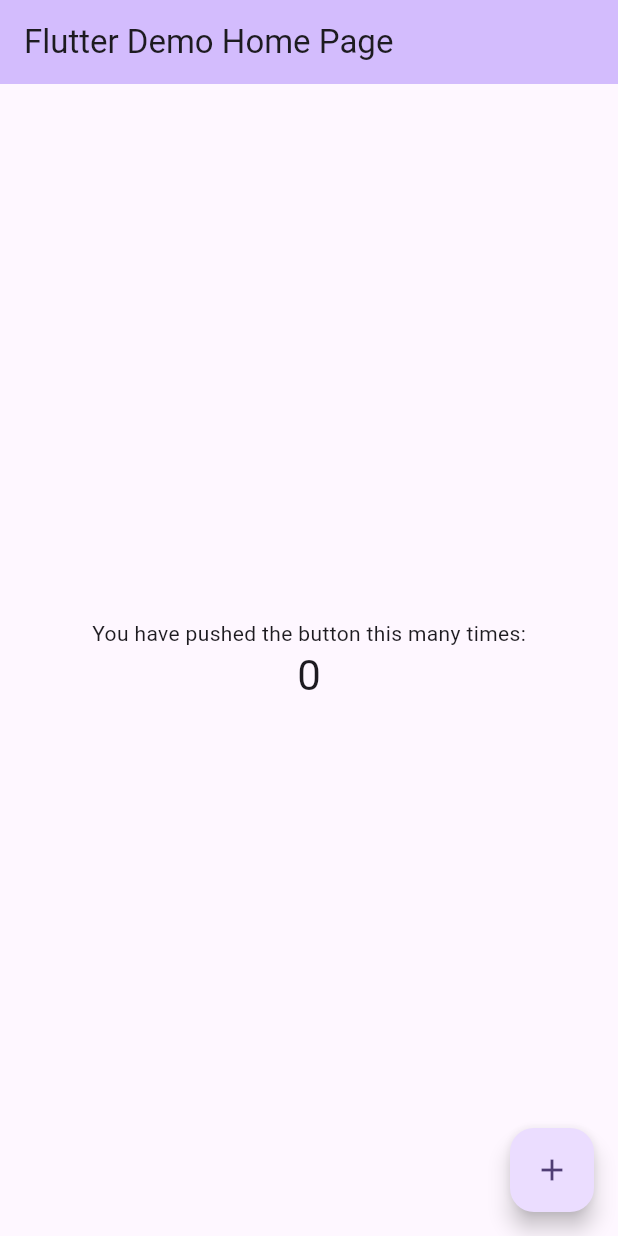
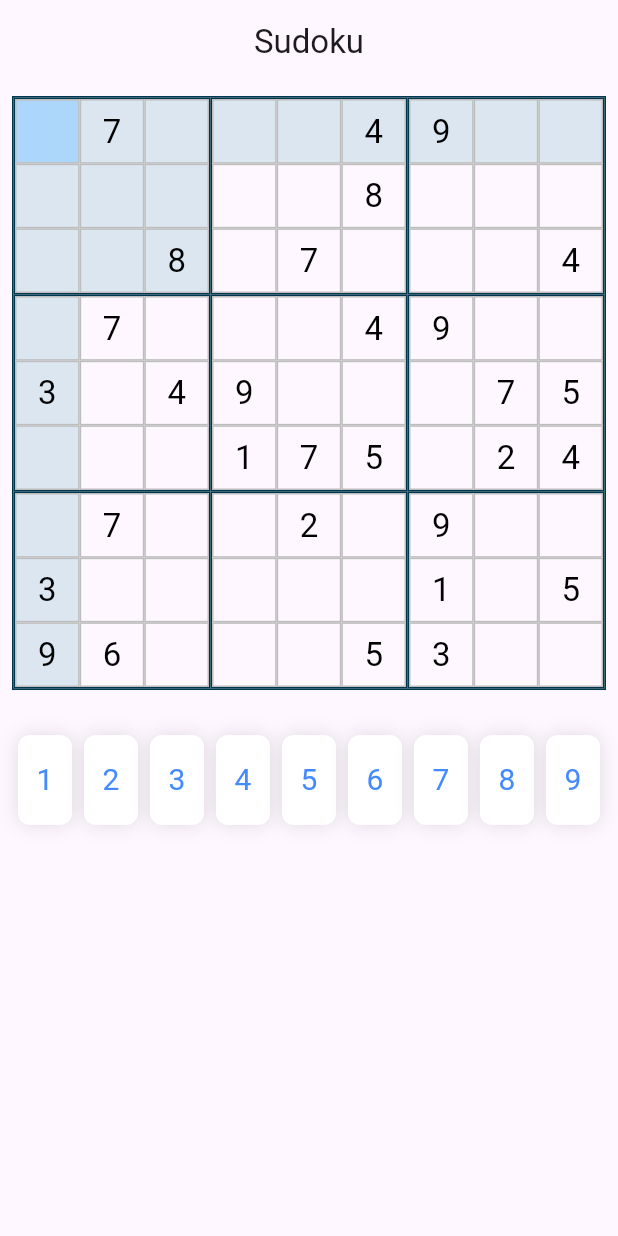
Before and after one commit to KutmanbekovDooron/sudoku, a Flutter app: the screen it shows after launch, on a phone screen of 412 x 824 dp. Run offline on Flutter 3.47's test engine with Material 3 defaults, Android fonts, the phone set to English and light mode, and no system bars.

Commit message:
generate sudoku

```diff
--- a/lib/main.dart
+++ b/lib/main.dart
@@ -1,4 +1,5 @@
 import 'package:flutter/material.dart';
+import 'package:sudoke/screens/sudoku_main.dart';
 
 void main() {
   runApp(const MyApp());
@@ -7,119 +8,16 @@ void main() {
 class MyApp extends StatelessWidget {
   const MyApp({super.key});
 
-  // This widget is the root of your application.
   @override
   Widget build(BuildContext context) {
     return MaterialApp(
       title: 'Flutter Demo',
       theme: ThemeData(
-        // This is the theme of your application.
-        //
-        // TRY THIS: Try running your application with "flutter run". You'll see
-        // the application has a purple toolbar. Then, without quitting the app,
-        // try changing the seedColor in the colorScheme below to Colors.green
-        // and then invoke "hot reload" (save your changes or press the "hot
-        // reload" button in a Flutter-supported IDE, or press "r" if you used
-        // the command line to start the app).
-        //
-        // Notice that the counter didn't reset back to zero; the application
-        // state is not lost during the reload. To reset the state, use hot
-        // restart instead.
-        //
-        // This works for code too, not just values: Most code changes can be
-        // tested with just a hot reload.
         colorScheme: ColorScheme.fromSeed(seedColor: Colors.deepPurple),
         useMaterial3: true,
       ),
-      home: const MyHomePage(title: 'Flutter Demo Home Page'),
+      debugShowCheckedModeBanner: false,
+      home: const SudokuMain(),
     );
   }
 }
-
-class MyHomePage extends StatefulWidget {
-  const MyHomePage({super.key, required this.title});
-
-  // This widget is the home page of your application. It is stateful, meaning
-  // that it has a State object (defined below) that contains fields that affect
-  // how it looks.
-
-  // This class is the configuration for the state. It holds the values (in this
-  // case the title) provided by the parent (in this case the App widget) and
-  // used by the build method of the State. Fields in a Widget subclass are
-  // always marked "final".
-
-  final String title;
-
-  @override
-  State<MyHomePage> createState() => _MyHomePageState();
-}
-
-class _MyHomePageState extends State<MyHomePage> {
-  int _counter = 0;
-
-  void _incrementCounter() {
-    setState(() {
-      // This call to setState tells the Flutter framework that something has
-      // changed in this State, which causes it to rerun the build method below
-      // so that the display can reflect the updated values. If we changed
-      // _counter without calling setState(), then the build method would not be
-      // called again, and so nothing would appear to happen.
-      _counter++;
-    });
-  }
-
-  @override
-  Widget build(BuildContext context) {
-    // This method is rerun every time setState is called, for instance as done
-    // by the _incrementCounter method above.
-    //
-    // The Flutter framework has been optimized to make rerunning build methods
-    // fast, so that you can just rebuild anything that needs updating rather
-    // than having to individually change instances of widgets.
-    return Scaffold(
-      appBar: AppBar(
-        // TRY THIS: Try changing the color here to a specific color (to
-        // Colors.amber, perhaps?) and trigger a hot reload to see the AppBar
-        // change color while the other colors stay the same.
-        backgroundColor: Theme.of(context).colorScheme.inversePrimary,
-        // Here we take the value from the MyHomePage object that was created by
-        // the App.build method, and use it to set our appbar title.
-        title: Text(widget.title),
-      ),
-      body: Center(
-        // Center is a layout widget. It takes a single child and positions it
-        // in the middle of the parent.
-        child: Column(
-          // Column is also a layout widget. It takes a list of children and
-          // arranges them vertically. By default, it sizes itself to fit its
-          // children horizontally, and tries to be as tall as its parent.
-          //
-          // Column has various properties to control how it sizes itself and
-          // how it positions its children. Here we use mainAxisAlignment to
-          // center the children vertically; the main axis here is the vertical
-          // axis because Columns are vertical (the cross axis would be
-          // horizontal).
-          //
-          // TRY THIS: Invoke "debug painting" (choose the "Toggle Debug Paint"
-          // action in the IDE, or press "p" in the console), to see the
-          // wireframe for each widget.
-          mainAxisAlignment: MainAxisAlignment.center,
-          children: <Widget>[
-            const Text(
-              'You have pushed the button this many times:',
-            ),
-            Text(
-              '$_counter',
-              style: Theme.of(context).textTheme.headlineMedium,
-            ),
-          ],
-        ),
-      ),
-      floatingActionButton: FloatingActionButton(
-        onPressed: _incrementCounter,
-        tooltip: 'Increment',
-        child: const Icon(Icons.add),
-      ), // This trailing comma makes auto-formatting nicer for build methods.
-    );
-  }
-}
--- /dev/null
+++ b/lib/modals/active_model.dart
@@ -0,0 +1,6 @@
+class ActiveIndex {
+  int block;
+  int index;
+
+  ActiveIndex(this.block, this.index);
+}
--- /dev/null
+++ b/lib/modals/sudoku_model.dart
@@ -0,0 +1,12 @@
+class Sudoku {
+  int number;
+  bool fixed;
+
+  Sudoku(this.number, this.fixed);
+
+  @override
+  String toString() {
+    return "number $number  fixed $fixed";
+  }
+
+}
--- /dev/null
+++ b/lib/screens/sudoku_main.dart
@@ -0,0 +1,206 @@
+import 'package:flutter/material.dart';
+import 'package:flutter/foundation.dart';
+import 'package:sudoke/service/sudoku_generate.dart';
+import '../modals/active_model.dart';
+import '../service/sudoku_service.dart';
+
+class SudokuMain extends StatefulWidget {
+  const SudokuMain({super.key});
+
+  @override
+  State<SudokuMain> createState() => _SudokuMainState();
+}
+
+class _SudokuMainState extends State<SudokuMain> {
+  late SudokuBoard sudoku;
+  ActiveIndex activeIndex = ActiveIndex(0, 0);
+  bool isLoading = true;
+
+  @override
+  void initState() {
+    super.initState();
+    _generateSudoku();
+  }
+
+  Future<void> _generateSudoku() async {
+    var generatedSudoku =
+        await compute((_) => SudokuGenerate().generateBoard(), null);
+    setState(() {
+      sudoku = SudokuBoard(generatedSudoku);
+      isLoading = false;
+    });
+  }
+
+
+  void onNumberTap(int mainIndex, int index, int num) {
+    setState(() {
+      sudoku.placeNumber(mainIndex, index, num);
+      if (sudoku.isComplete()) {
+        _showWinDialog();
+      }
+    });
+  }
+
+  void _showWinDialog() {
+    showDialog(
+      context: context,
+      builder: (context) => AlertDialog(
+        title: Text("Поздравляем!"),
+        content: Text("Вы решили Судоку!"),
+        actions: [
+          TextButton(
+            onPressed: () {
+              setState(() {
+                isLoading = true;
+              });
+              _generateSudoku();
+              Navigator.pop(context);
+            },
+            child: Text("Новая игра"),
+          ),
+        ],
+      ),
+    );
+  }
+
+  Color? colorIndex(block, index) {
+    var value = sudoku.board[block][index];
+    var activeValue = sudoku.board[activeIndex.block][activeIndex.index];
+
+    int startBlock = (activeIndex.block ~/ 3) * 3;
+    int startIndex = (activeIndex.index ~/ 3) * 3;
+
+    bool isSameBox = (block >= startBlock && block < startBlock + 3) &&
+        (index >= startIndex && index < startIndex + 3);
+
+    int relativeBlock = activeIndex.block % 3;
+    int relativeIndex = activeIndex.index % 3;
+
+    bool isSameRelativePosition =
+        (block % 3 == relativeBlock) && (index % 3 == relativeIndex);
+
+    if (block == activeIndex.block && index == activeIndex.index) {
+      return const Color(0xffACD6FA);
+    } else if ((activeValue == value && activeValue != 0) ||
+        block == activeIndex.block ||
+        isSameRelativePosition ||
+        isSameBox) {
+      return const Color(0xffDCE6F0);
+    }
+    return null;
+  }
+
+  @override
+  Widget build(BuildContext context) {
+    return Scaffold(
+      appBar: AppBar(
+        title: const Text("Sudoku"),
+        centerTitle: true,
+      ),
+      body: SafeArea(
+        child: Padding(
+          padding: const EdgeInsets.all(8.0),
+          child: Column(
+            children: [
+              isLoading
+                  ? const CircularProgressIndicator()
+                  : Flexible(
+                      child: Container(
+                        decoration: BoxDecoration(
+                            border: Border.all(color: const Color(0xff00374E))),
+                        child: GridView.builder(
+                          gridDelegate:
+                              const SliverGridDelegateWithFixedCrossAxisCount(
+                            crossAxisCount: 3,
+                          ),
+                          shrinkWrap: true,
+                          itemCount: 9,
+                          itemBuilder: (context, block) {
+                            return Container(
+                              decoration: BoxDecoration(
+                                border:
+                                    Border.all(color: const Color(0xff00374E)),
+                              ),
+                              child: GridView.builder(
+                                gridDelegate:
+                                    const SliverGridDelegateWithFixedCrossAxisCount(
+                                  crossAxisCount: 3,
+                                ),
+                                itemCount: 9,
+                                itemBuilder: (context, index) {
+                                  return GestureDetector(
+                                    onTap: () {
+                                      setState(() {
+                                        activeIndex =
+                                            ActiveIndex(block, index);
+                                      });
+                                    },
+                                    child: Container(
+                                      decoration: BoxDecoration(
+                                          border: Border.all(
+                                              color: Colors.grey.shade400),
+                                          color: colorIndex(block, index)),
+                                      child: Center(
+                                          child: Text(
+                                              sudoku.board[block][index]
+                                                          .number ==
+                                                      0
+                                                  ? ""
+                                                  : sudoku
+                                                      .board[block][index]
+                                                      .number
+                                                      .toString(),
+                                              style: const TextStyle(
+                                                color: Colors.black,
+                                                fontSize: 22,
+                                              ))),
+                                    ),
+                                  );
+                                },
+                              ),
+                            );
+                          },
+                        ),
+                      ),
+                    ),
+              const SizedBox(
+                height: 30,
+              ),
+              Row(
+                children: [
+                  ...List.generate(
+                    9,
+                    (index) => Expanded(
+                      child: GestureDetector(
+                        onTap: () {
+                          onNumberTap(
+                              activeIndex.block, activeIndex.index, index + 1);
+                        },
+                        child: Container(
+                          height: 60,
+                          margin: const EdgeInsets.symmetric(horizontal: 4),
+                          decoration: BoxDecoration(
+                              borderRadius: BorderRadius.circular(8),
+                              color: Colors.white,
+                              boxShadow: const [
+                                BoxShadow(color: Colors.black12, blurRadius: 10)
+                              ]),
+                          child: Center(
+                              child: Text(
+                            "${index + 1}",
+                            style: const TextStyle(
+                                color: Colors.blueAccent, fontSize: 20),
+                          )),
+                        ),
+                      ),
+                    ),
+                  )
+                ],
+              )
+            ],
+          ),
+        ),
+      ),
+    );
+  }
+}
--- /dev/null
+++ b/lib/service/sudoku_service.dart
@@ -0,0 +1,43 @@
+import 'dart:math';
+
+import 'package:sudoke/modals/sudoku_model.dart';
+
+class SudokuBoard {
+  late List<List<Sudoku>> board ;
+  List<List<int>> solution;
+
+
+  SudokuBoard(this.solution) {
+    board = List.generate(9, (_) => List.filled(9, Sudoku(0, false)));
+    _copySolutionToBoard();
+  }
+
+  void _copySolutionToBoard() {
+    Random random = Random();
+    int clues = 30;
+    Set<int> positions = {};
+
+    while (positions.length < clues) {
+      int block = random.nextInt(9);
+      int index = random.nextInt(9);
+      positions.add(block * 9 + index);
+    }
+
+    for (int pos in positions) {
+      int block = pos ~/ 9;
+      int index = pos % 9;
+      board[block][index] = Sudoku(solution[block][index], true);
+    }
+  }
+
+  void placeNumber(int block, int index, int num) {
+    if (!board[block][index].fixed && solution[block][index] == num) {
+      board[block][index] = Sudoku(num, true);
+    }
+  }
+
+  bool isComplete() {
+    return board.every((block) => block.every((cell) => cell.number != 0));
+  }
+
+}
```
Also changed, not shown: lib/service/sudoku_generate.dart (added, +44 -0 lines).
